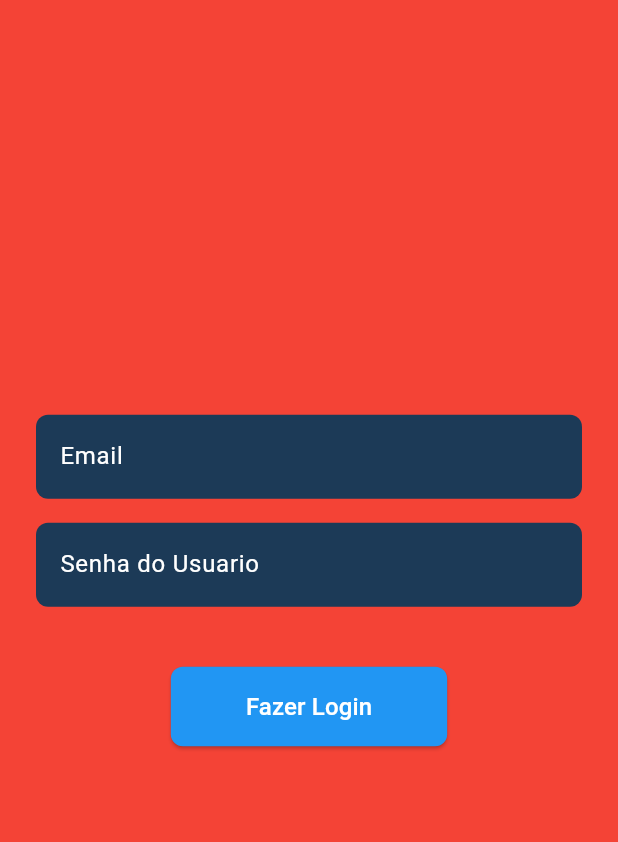
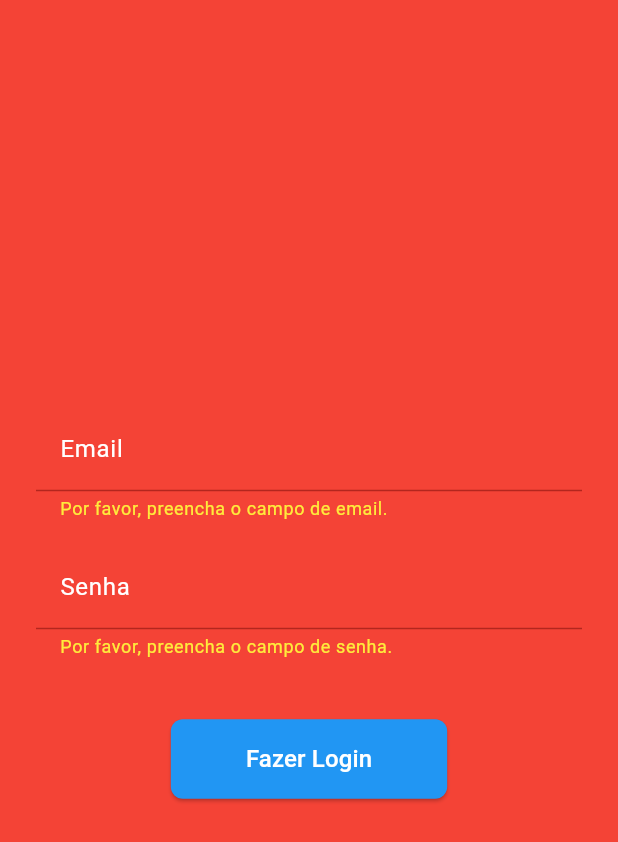
Before and after one commit to IgorOliverx/somativa-flutter, a Flutter app: the screen it shows after launch, after a tap on "Fazer Login", on a phone screen of 412 x 824 dp. Shown: the top 842 px of the screen. Run offline on Flutter 3.47's test engine with Material 3 defaults, Android fonts, the phone set to English and light mode, and no system bars; our stand-ins replace cloud_firestore, firebase_auth, firebase_core, flutter_map, geolocator, latlong2 and 1 more; accounts and stored records are empty.

Commit message:
henrique arroyo ajuda

```diff
--- a/lib/Screens/interna.dart
+++ b/lib/Screens/interna.dart
@@ -9,7 +9,7 @@ class ConfirmPresenceScreen extends StatelessWidget {
   ConfirmPresenceScreen({super.key});
   final LocalAuthentication auth = LocalAuthentication();
 
-  // Coordenadas para o mapa
+  // Coordenadas para a posição do prédio no senai
   double get latitude => -22.5711;
   double get longitude => -47.4040;
 
@@ -157,7 +157,9 @@ class ConfirmPresenceScreen extends StatelessWidget {
             ),
             padding: const EdgeInsets.symmetric(horizontal: 40, vertical: 12),
           ),
-          child: const Text('Check'),
+          child: const Text('Check', style: TextStyle(color: Colors.white),),
+
+
         ),
                   ],
                 ),
--- a/lib/Screens/login.dart
+++ b/lib/Screens/login.dart
@@ -16,15 +16,34 @@ class _AuthScreenState extends State<AuthScreen> {
   final TextEditingController _emailController = TextEditingController();
   final TextEditingController _passwordController = TextEditingController();
   String? _errorMessage;
+  String? _emailError;
+  String? _passwordError;
 
   final AuthService _authService = AuthService();
   final AccessService _accessLogService = AccessService();
 
-  // Função para autenticação via login no firebase
   Future<void> _authenticateAndLogin() async {
+    setState(() {
+      _emailError = null;
+      _passwordError = null;
+      _errorMessage = null;
+    });
+
+    if (_emailController.text.isEmpty || _passwordController.text.isEmpty) {
+      setState(() {
+        if (_emailController.text.isEmpty) {
+          _emailError = 'Por favor, preencha o campo de email.';
+        }
+        if (_passwordController.text.isEmpty) {
+          _passwordError = 'Por favor, preencha o campo de senha.';
+        }
+      });
+      return;
+    }
+
     LocationChecker locationChecker = LocationChecker();
     bool isInRestrictedArea = await locationChecker.isWithInRestrictedArea();
-    print("Area restrita: $isInRestrictedArea");
+    print("Área restrita: $isInRestrictedArea");
     if (isInRestrictedArea) {
       try {
         User? isAuthenticated = await _authService.login(
@@ -32,7 +51,7 @@ class _AuthScreenState extends State<AuthScreen> {
           _passwordController.text,
         );
         if (isAuthenticated != null) {
-          await _accessLogService.registrarAcesso(true); // Acesso permitido
+          await _accessLogService.registrarAcesso(true);
           Navigator.pushReplacement(
             context,
             MaterialPageRoute(builder: (context) => ConfirmPresenceScreen()),
@@ -40,8 +59,10 @@ class _AuthScreenState extends State<AuthScreen> {
         } else {
           setState(() {
             _errorMessage = 'Autenticação falhou.';
+            _emailError = 'Email ou senha incorretos.';
+            _passwordError = 'Email ou senha incorretos.';
           });
-          await _accessLogService.registrarAcesso(false); // Falha no Login
+          await _accessLogService.registrarAcesso(false);
         }
       } catch (e) {
         setState(() {
@@ -52,16 +73,14 @@ class _AuthScreenState extends State<AuthScreen> {
       setState(() {
         _errorMessage = 'Você não está na área restrita.';
       });
-      await _accessLogService.registrarAcesso(false); // Acesso negado pela localização
+      await _accessLogService.registrarAcesso(false);
     }
   }
 
   @override
   Widget build(BuildContext context) {
-    final size = MediaQuery.of(context).size;
-
     return Scaffold(
-      backgroundColor: Colors.red, // Cor de fundo azul escuro
+      backgroundColor: Colors.red,
       body: Padding(
         padding: const EdgeInsets.symmetric(horizontal: 24.0),
         child: Column(
@@ -70,16 +89,20 @@ class _AuthScreenState extends State<AuthScreen> {
             // Campo de texto para o usuário
             TextField(
               controller: _emailController,
-              style: const TextStyle(color: Colors.white), // Texto branco
+              style: const TextStyle(color: Colors.white),
               decoration: InputDecoration(
                 filled: true,
-                fillColor: const Color(0xFF1C3A57), // Fundo azul escuro
+                fillColor: Colors.transparent,
                 labelText: 'Email',
-                labelStyle: const TextStyle(color: Colors.white), // Texto do label em branco
-                border: OutlineInputBorder(
-                  borderRadius: BorderRadius.circular(8.0),
-                  borderSide: BorderSide.none, // Remove a borda
+                labelStyle: const TextStyle(color: Colors.white),
+                enabledBorder: UnderlineInputBorder(
+                  borderSide: const BorderSide(color: Colors.white, width: 1.5),
                 ),
+                focusedBorder: UnderlineInputBorder(
+                  borderSide: const BorderSide(color: Colors.white, width: 2.0),
+                ),
+                errorText: _emailError,
+                errorStyle: const TextStyle(color: Colors.yellow), // Cor da mensagem de erro
               ),
             ),
             const SizedBox(height: 16),
@@ -88,26 +111,30 @@ class _AuthScreenState extends State<AuthScreen> {
             TextField(
               controller: _passwordController,
               obscureText: true,
-              style: const TextStyle(color: Colors.white), // Texto branco
+              style: const TextStyle(color: Colors.white),
               decoration: InputDecoration(
                 filled: true,
-                fillColor: const Color(0xFF1C3A57), // Fundo azul escuro
-                labelText: 'Senha do Usuario',
-                labelStyle: const TextStyle(color: Colors.white), // Texto do label em branco
-                border: OutlineInputBorder(
-                  borderRadius: BorderRadius.circular(8.0),
-                  borderSide: BorderSide.none, // Remove a borda
+                fillColor: Colors.transparent,
+                labelText: 'Senha',
+                labelStyle: const TextStyle(color: Colors.white),
+                enabledBorder: UnderlineInputBorder(
+                  borderSide: const BorderSide(color: Colors.white, width: 1.5),
                 ),
+                focusedBorder: UnderlineInputBorder(
+                  borderSide: const BorderSide(color: Colors.white, width: 2.0),
+                ),
+                errorText: _passwordError,
+                errorStyle: const TextStyle(color: Colors.yellow), // Cor da mensagem de erro
               ),
             ),
-            const SizedBox(height: 40), // Espaço antes do botão de login
+            const SizedBox(height: 40),
 
             // Botão de login
             ElevatedButton(
               onPressed: _authenticateAndLogin,
               style: ElevatedButton.styleFrom(
                 padding: const EdgeInsets.symmetric(horizontal: 50, vertical: 15),
-                backgroundColor: Colors.blue, // Cor do botão
+                backgroundColor: Colors.blue,
                 shape: RoundedRectangleBorder(
                   borderRadius: BorderRadius.circular(8),
                 ),
@@ -123,7 +150,7 @@ class _AuthScreenState extends State<AuthScreen> {
             if (_errorMessage != null) ...[
               Text(
                 _errorMessage!,
-                style: const TextStyle(color: Colors.red),
+                style: const TextStyle(color: Colors.yellow), // Cor da mensagem de erro
               ),
               const SizedBox(height: 10),
             ],
--- a/pubspec.yaml
+++ b/pubspec.yaml
@@ -32,6 +32,9 @@ dependencies:
     sdk: flutter
   google_maps_flutter: ^2.0.10
   geolocator: ^13.0.1
+  mockito: ^5.0.0
+  provider: ^6.0.3
+  build_runner: ^2.0.0
 
 
   # The following adds the Cupertino Icons font to your application.
```
Also changed, not shown: pubspec.lock, 2 other files.
